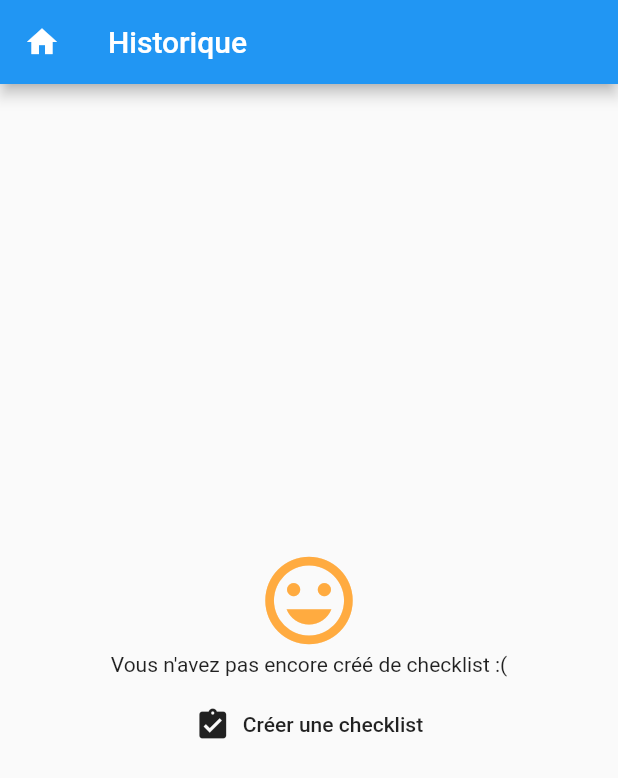
After one commit to thomasbenhamou/test_provider_app, a Flutter app: the screen it shows after launch, after a tap on "Historique", on a phone screen of 412 x 824 dp. The commit adds this screen. Shown: the top 778 px of the screen. Run offline on Flutter 3.47's test engine with Material 2 defaults, Android fonts, the phone set to English and light mode, and no system bars; our stand-ins replace sqflite; accounts and stored records are empty.

Commit message:
build the model

```diff
--- /dev/null
+++ b/lib/db/CheckModel.dart
@@ -0,0 +1,38 @@
+
+import 'dart:convert';
+
+Check checkFromJson(String str) => Check.fromJson(json.decode(str));
+
+String checkToJson(Check data) => json.encode(data.toJson());
+
+class Check {
+  int id;
+  String category;
+  int nb;
+  bool state;
+  int checklistid;
+
+  Check({
+    this.id,
+    this.category,
+    this.nb,
+    this.state,
+    this.checklistid,
+  });
+
+  factory Check.fromJson(Map<String, dynamic> json) => new Check(
+    id: json["id"],
+    category: json["category"],
+    nb: json["nb"],
+    state: json["state"] == 0 ? false : true,
+    checklistid: json["checklistid"],
+  );
+
+  Map<String, dynamic> toJson() => {
+    "id": id,
+    "category": category,
+    "nb": nb,
+    "state": state,
+    "checklistid": checklistid,
+  };
+}
--- /dev/null
+++ b/lib/db/ChecklistModel.dart
@@ -0,0 +1,29 @@
+import 'dart:convert';
+
+Checklist checklistFromJson(String str) => Checklist.fromJson(json.decode(str));
+
+String checklistToJson(Checklist data) => json.encode(data.toJson());
+
+class Checklist {
+  int id;
+  String name;
+
+  Checklist({
+    this.id,
+    this.name,
+  });
+
+  setName(String name) {
+    this.name = name;
+  }
+
+  factory Checklist.fromJson(Map<String, dynamic> json) => new Checklist(
+    id: json["id"],
+    name: json["name"],
+  );
+
+  Map<String, dynamic> toJson() => {
+    "id": id,
+    "name": name,
+  };
+}
--- /dev/null
+++ b/lib/db/DatabaseProvider.dart
@@ -0,0 +1,98 @@
+import 'dart:io';
+
+import 'package:path/path.dart';
+import 'package:sqflite/sqflite.dart';
+import 'package:path_provider/path_provider.dart';
+import 'package:test_provider_app/db/ChecklistModel.dart';
+import 'package:test_provider_app/db/CheckModel.dart';
+
+class DBProvider {
+  DBProvider._();
+
+  static final DBProvider db = DBProvider._();
+
+  Database _database;
+
+  Future<Database> get database async {
+    if (_database != null) return _database;
+    _database = await initDB();
+    return _database;
+  }
+
+  initDB() async {
+    Directory documentsDirectory = await getApplicationDocumentsDirectory();
+    String path = join(documentsDirectory.path, "Checkio.db");
+    await deleteDatabase(path);
+    return await openDatabase(path, version: 1, onOpen: (db) {},
+        onCreate: (Database db, int version) async {
+          await db.execute("CREATE TABLE Checklist ("
+              "id INTEGER PRIMARY KEY,"
+              "name TEXT"
+              ")");
+          await db.execute("CREATE TABLE Checks ("
+              "id INTEGER PRIMARY KEY,"
+              "category TEXT,"
+              "nb INTEGER,"
+              "state BOOLEAN NOT NULL CHECK (state IN (0,1)),"
+              "checklistid INTEGER,"
+              "FOREIGN KEY(checklistid) REFERENCES Checklist(id)"
+              ")");
+        });
+  }
+
+  saveChecklist(Checklist checklist) async {
+    final db = await database;
+    var table = await db.rawQuery("SELECT MAX(id)+1 as id FROM Checklist");
+    int id = table.first["id"];
+    print("selected id : " + id.toString());
+    var raw = await db.rawInsert(
+        "INSERT Into Checklist (id,name)"
+            " VALUES (?,?)",
+        [id, checklist.name]);
+    print("inserted row in db : " + raw.toString());
+    return raw;
+  }
+
+  saveCheck(Check check) async {
+    final db = await database;
+    var table = await db.rawQuery("SELECT MAX(id)+1 as id FROM Checks");
+    int id = table.first["id"];
+    print("selected id : " + id.toString());
+    var raw = await db.rawInsert(
+        "INSERT Into Checks (id,category, nb, state, checklistid)"
+            " VALUES (?,?,?,?,?)",
+        [id, check.category, check.nb, check.state ? 1 : 0, check.checklistid]);
+    print("inserted row in db : " + raw.toString());
+    return raw;
+  }
+
+  getChecklist(int id) async {
+    final db = await database;
+    var res = await db.query("Checklist", where: "id = ?", whereArgs: [id]);
+    return res.isNotEmpty ? Checklist.fromJson(res.first) : null;
+  }
+
+  getCheck(int id) async {
+    final db = await database;
+    var res = await db.query("Checks", where: "id = ?", whereArgs: [id]);
+    return res.isNotEmpty ? Check.fromJson(res.first) : null;
+  }
+
+  Future<List> getAllChecklists() async {
+    var db = await database;
+    var result = await db.query("Checklist", columns: ["id", "name"]);
+    return result.toList();
+  }
+
+  deleteChecklist(int id) async {
+    var db = await database;
+    db.delete("Checklist", where: "id = ?", whereArgs: [id]);
+  }
+
+  Future<List> getAllChecks() async {
+    var db = await database;
+    var result = await db.query("Checks", columns: ["category", "nb", "state"]);
+    return result.toList();
+  }
+
+}
--- a/lib/main.dart
+++ b/lib/main.dart
@@ -8,6 +8,8 @@ import 'package:provider/provider.dart';
 import 'package:test_provider_app/model/ChecksModel.dart';
 import 'package:test_provider_app/screens/TabbedSummaryCheckingScreen.dart';
 import 'package:test_provider_app/screens/HomeScreen.dart';
+import 'package:test_provider_app/screens/HistoryScreen.dart';
+import 'screens/SaveChecklistScreen.dart';
 
 void main() => runApp(MyApp());
 
@@ -28,6 +30,8 @@ class MyApp extends StatelessWidget {
           '/detailCheckingExterior': (context) => ExteriorDetailCheckingScreen(),
           '/detailCheckingPapers': (context) => PapersDetailCheckingScreen(),
           '/detailCheckingEngine': (context) => EngineDetailCheckingScreen(),
+          '/history': (context) => HistoryScreen(),
+          '/saveChecklist': (context) => SaveChecklistScreen(),
       },
       ),
     );
--- /dev/null
+++ b/lib/screens/HistoryScreen.dart
@@ -0,0 +1,17 @@
+import 'package:flutter/material.dart';
+import 'package:test_provider_app/widgets/ListViewHistory.dart';
+
+class HistoryScreen extends StatelessWidget {
+  @override
+  Widget build(BuildContext context) {
+    return Scaffold(
+      appBar: AppBar(
+          title: Text("Historique"),
+          leading: IconButton(
+              icon: Icon(Icons.home), onPressed: () => Navigator.pop(context))),
+      body: Container(
+        child: ListViewHistory(),
+      ),
+    );
+  }
+}
--- a/lib/screens/HomeScreen.dart
+++ b/lib/screens/HomeScreen.dart
@@ -6,10 +6,30 @@ class HomeScreen extends StatelessWidget {
     return Scaffold(
       body: SafeArea(
         child: Container(
-          child: FlatButton.icon(
-              onPressed: () => Navigator.pushNamed(context, '/checklistHome'),
-              icon: Icon(Icons.fiber_new),
-              label: Text("Nouvelle checklist")),
+          child: Column(
+            children: <Widget>[
+              Flexible(
+                flex: 1,
+                child: Container(
+                  color: Colors.orangeAccent,
+                  child: FlatButton.icon(
+                      onPressed: () => Navigator.pushNamed(context, '/checklistHome'),
+                      icon: Icon(Icons.fiber_new),
+                      label: Text("Nouvelle checklist")),
+                ),
+              ),
+              Flexible(
+                flex: 1,
+                child: Container(
+                  color: Colors.redAccent,
+                  child: FlatButton.icon(
+                      onPressed: () => Navigator.pushNamed(context, '/history'),
+                      icon: Icon(Icons.history),
+                      label: Text("Historique")),
+                ),
+              ),
+            ],
+          ),
         ),
       ),
     );
--- a/lib/screens/TabbedSummaryCheckingScreen.dart
+++ b/lib/screens/TabbedSummaryCheckingScreen.dart
@@ -20,7 +20,7 @@ class TabbedSummaryCheckingScreen extends StatelessWidget {
                 label: Text("Résumé"),
                 onPressed: () => Navigator.pushNamed(context, '/checklistSummary')),
           ],
-          leading: IconButton(icon: Icon(Icons.home), onPressed: () => Navigator.pushNamed(context, '/')),
+          leading: IconButton(icon: Icon(Icons.home), onPressed: () => Navigator.pop(context)),
         ),
         body: TabBarView(
           children: [
--- /dev/null
+++ b/lib/widgets/ListViewHistory.dart
@@ -0,0 +1,94 @@
+import 'package:flutter/material.dart';
+import 'package:test_provider_app/db/DatabaseProvider.dart';
+import 'package:test_provider_app/db/ChecklistModel.dart';
+
+class ListViewHistory extends StatefulWidget {
+  @override
+  _ListViewHistoryState createState() => _ListViewHistoryState();
+}
+
+class _ListViewHistoryState extends State<ListViewHistory> {
+  List<Checklist> items = new List();
+
+  @override
+  void initState() {
+    super.initState();
+    DBProvider.db.getAllChecklists().then((checklists) {
+      setState(() {
+        checklists.forEach((checklist) {
+          items.add(Checklist.fromJson(checklist));
+        });
+      });
+    });
+
+  }
+
+  @override
+  Widget build(BuildContext context) {
+    if (items.length == 0) {
+      return Container(
+        child: Center(child: Column(
+          mainAxisAlignment: MainAxisAlignment.center,
+          children: <Widget>[
+            Icon(Icons.tag_faces, size: 70, color: Colors.orangeAccent,),
+            Text("Vous n'avez pas encore créé de checklist :("),
+            FlatButton.icon(
+              padding: EdgeInsets.all(20.0),
+                onPressed: () => Navigator.pushNamed(context, '/checklistHome'),
+                icon: Icon(Icons.assignment_turned_in),
+                label: Text("Créer une checklist")
+            )
+          ],
+        )),
+      );
+    } else {
+      return ListView.builder(
+          itemCount: items.length,
+          padding: EdgeInsets.all(15.0),
+          itemBuilder: (context, position) {
+            return Dismissible(
+              key: Key(UniqueKey().toString()),
+              direction: DismissDirection.endToStart,
+              background: dismissibleBackground(),
+              onDismissed: (direction) {
+                DBProvider.db.deleteChecklist(items[position].id);
+                setState(() {
+                  items.removeAt(position);
+                });
+                Scaffold.of(context).showSnackBar(SnackBar(
+                  content: Text("Supprimé"),
+                  backgroundColor: Colors.orangeAccent,
+                  duration: Duration(milliseconds: 600),
+                ));
+              },
+              child: Card(
+                child: Padding(
+                  padding: const EdgeInsets.all(20.0),
+                  child: Text(items[position].name),
+                ),
+              ),
+            );
+          });
+    }
+  }
+}
+
+Widget dismissibleBackground() {
+  return Container(
+    color: Colors.redAccent,
+    child: Row(
+      mainAxisAlignment: MainAxisAlignment.end,
+      children: <Widget>[
+        Align(
+          alignment: Alignment.centerRight,
+          child: IconButton(
+            icon: Icon(
+              Icons.delete_sweep,
+              color: Colors.white,
+            ),
+          ),
+        )
+      ],
+    ),
+  );
+}
--- a/pubspec.yaml
+++ b/pubspec.yaml
@@ -19,11 +19,10 @@ environment:
 dependencies:
   flutter:
     sdk: flutter
-
-  # The following adds the Cupertino Icons font to your application.
-  # Use with the CupertinoIcons class for iOS style icons.
   cupertino_icons: ^0.1.2
   provider: ^2.0.0
+  sqflite: ^1.1.6+1
+  path_provider: ^1.1.0
 
 dev_dependencies:
   flutter_test:
```
Also changed, not shown: lib/model/ChecksModel.dart (+16 -0 lines), lib/screens/SaveChecklistScreen.dart (added, +16 -0 lines), lib/screens/SummaryCheckingScreen.dart (+11 -4 lines), lib/service/ChecklistService.dart (added, +30 -0 lines), lib/widgets/SaveChecklistForm.dart (added, +83 -0 lines), pubspec.lock, 6 other files.
